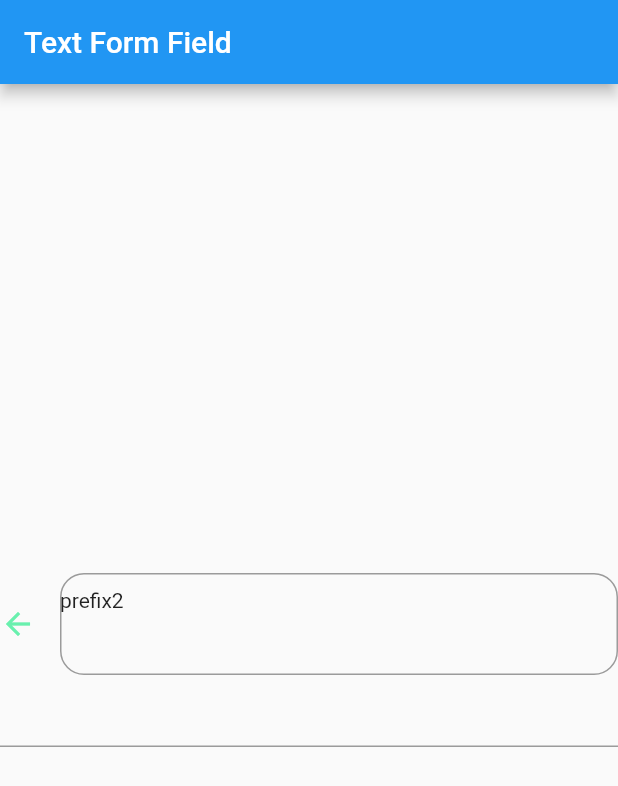
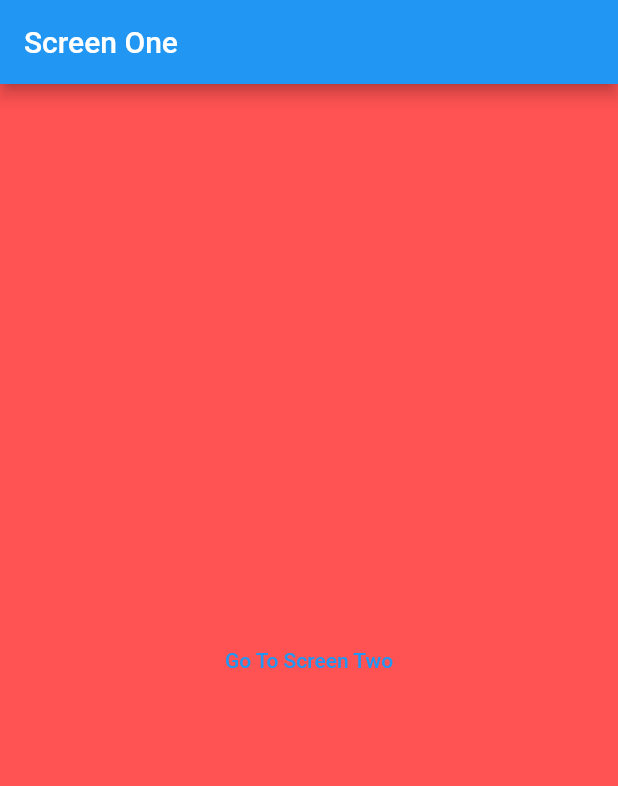
Before and after one commit to mohamed-rawash/flutter-widgets-reference, a Flutter app: the screen it shows after launch, on a phone screen of 412 x 824 dp. Shown: the top 786 px of the screen. Run offline on Flutter 3.47's test engine with Material 2 defaults, Android fonts, the phone set to English and light mode, and no system bars; our stand-ins replace another_flushbar, bottom_navy_bar, date_picker_timeline, flutter_colorpicker, flutter_styled_toast.

Commit message:
add some animation

```diff
--- /dev/null
+++ b/lib/animations/route_transition/screen_one.dart
@@ -0,0 +1,36 @@
+import 'package:flutter/material.dart';
+import 'package:widgets_reference/animations/route_transition/animation_route.dart';
+import 'package:widgets_reference/animations/route_transition/screen_two.dart';
+
+
+class ScreenOne extends StatefulWidget {
+  const ScreenOne({Key? key}) : super(key: key);
+
+  @override
+  _ScreenOneState createState() => _ScreenOneState();
+}
+
+class _ScreenOneState extends State<ScreenOne> {
+  @override
+  Widget build(BuildContext context) {
+    return Scaffold(
+      appBar: AppBar(
+        title: Text('Screen One'),
+      ),
+      body: Container(
+        color: Colors.redAccent,
+        child: Center(
+          child: TextButton(
+            child: Text('Go To Screen Two'),
+            onPressed: (){
+              Navigator.of(context).pushReplacement(addTwoAnimationRoute(child: const ScreenTwo()));
+              setState(() {
+
+              });
+            },
+          ),
+        ),
+      ),
+    );
+  }
+}
--- a/lib/main.dart
+++ b/lib/main.dart
@@ -1,4 +1,5 @@
 import 'package:flutter/material.dart';
+import 'package:widgets_reference/animations/route_transition/screen_one.dart';
 import 'package:widgets_reference/page_view_widget.dart';
 import 'package:widgets_reference/radio_button.dart';
 import 'package:widgets_reference/shadow_demo.dart';
@@ -37,7 +38,7 @@ class MyApp extends StatelessWidget {
       theme: ThemeData(
         primarySwatch: Colors.blue,
       ),
-      home: TextForm(),
+      home: ScreenOne(),
     );
   }
 }
```
Also changed, not shown: lib/animations/route_transition/animation_route.dart (added, +73 -0 lines), lib/animations/route_transition/screen_two.dart (added, +36 -0 lines), lib/animations/tween_animation.dart (added, +60 -0 lines).
